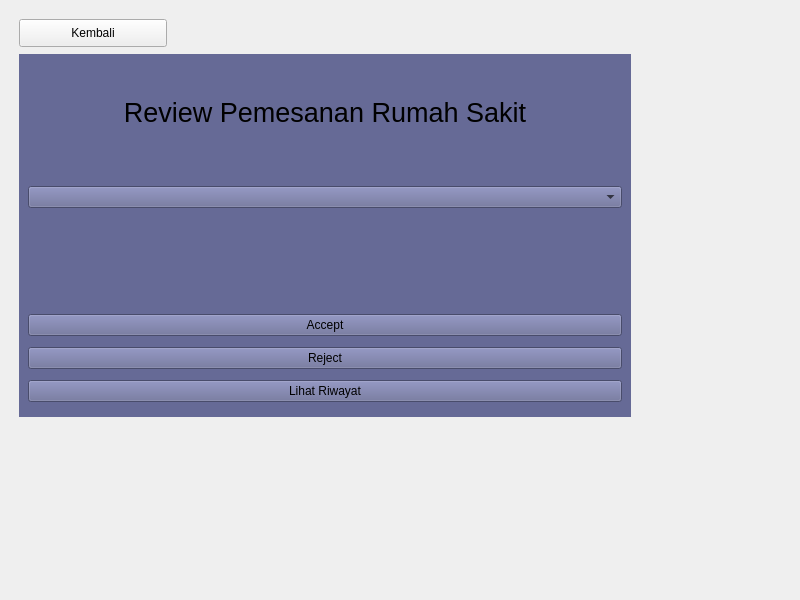
Qt form src/ScreenPesanRumahSakitAdmond.ui (raihanastrada/rpl-sistem-corona) before a commit.
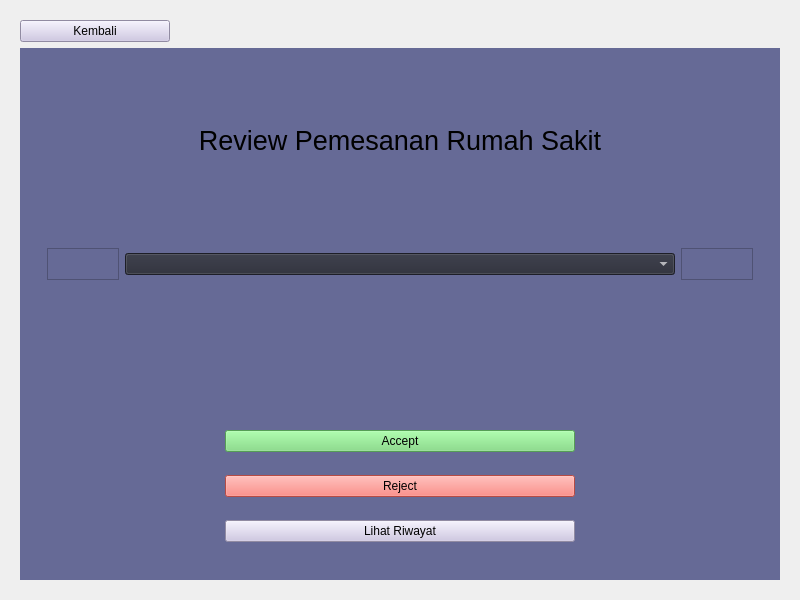
The same form after that commit. The open tabs and pages were chosen to show the change.

What changed in the file:
```diff
--- a/src/ScreenPesanRumahSakitAdmond.ui
+++ b/src/ScreenPesanRumahSakitAdmond.ui
@@ -25,25 +25,37 @@
   <property name="windowTitle">
    <string>Form</string>
   </property>
+  <layout class="QGridLayout" name="gridLayout_5">
+   <item row="0" column="0">
   <widget class="QStackedWidget" name="stackedWidget">
-   <property name="geometry">
-    <rect>
-     <x>19</x>
-     <y>19</y>
-     <width>771</width>
-     <height>561</height>
-    </rect>
+     <property name="minimumSize">
+      <size>
+       <width>750</width>
+       <height>575</height>
+      </size>
+     </property>
+     <property name="currentIndex">
+      <number>0</number>
    </property>
    <widget class="QWidget" name="page_1">
+      <layout class="QGridLayout" name="gridLayout">
+       <property name="leftMargin">
+        <number>0</number>
+       </property>
+       <property name="topMargin">
+        <number>0</number>
+       </property>
+       <property name="rightMargin">
+        <number>0</number>
+       </property>
+       <property name="bottomMargin">
+        <number>0</number>
+       </property>
+       <property name="spacing">
+        <number>0</number>
+       </property>
+       <item row="0" column="0">
     <widget class="QWidget" name="widget" native="true">
-     <property name="geometry">
-      <rect>
-       <x>0</x>
-       <y>10</y>
-       <width>629</width>
-       <height>329</height>
-      </rect>
-     </property>
      <property name="palette">
       <palette>
        <active>
@@ -486,6 +498,9 @@
         <layout class="QVBoxLayout" name="verticalLayout_2">
          <item>
           <widget class="QPushButton" name="btn_review">
+               <property name="styleSheet">
+                <string notr="true">background-color: #ff79c6</string>
+               </property>
            <property name="text">
             <string>Review Pemesanan Rumah Sakit Customer</string>
            </property>
@@ -501,437 +516,464 @@
       </item>
      </layout>
     </widget>
+       </item>
+      </layout>
    </widget>
    <widget class="QWidget" name="page_2">
-    <widget class="QWidget" name="widget_4" native="true">
-     <property name="geometry">
-      <rect>
-       <x>0</x>
-       <y>35</y>
-       <width>612</width>
-       <height>363</height>
-      </rect>
-     </property>
-     <property name="palette">
-      <palette>
-       <active>
-        <colorrole role="WindowText">
-         <brush brushstyle="SolidPattern">
-          <color alpha="255">
-           <red>255</red>
-           <green>255</green>
-           <blue>255</blue>
-          </color>
-         </brush>
-        </colorrole>
-        <colorrole role="Button">
-         <brush brushstyle="SolidPattern">
-          <color alpha="255">
-           <red>102</red>
-           <green>106</green>
-           <blue>150</blue>
-          </color>
-         </brush>
-        </colorrole>
-        <colorrole role="Light">
-         <brush brushstyle="SolidPattern">
-          <color alpha="255">
-           <red>102</red>
-           <green>106</green>
-           <blue>150</blue>
-          </color>
-         </brush>
-        </colorrole>
-        <colorrole role="Midlight">
-         <brush brushstyle="SolidPattern">
-          <color alpha="255">
-           <red>85</red>
-           <green>88</green>
-           <blue>125</blue>
-          </color>
-         </brush>
-        </colorrole>
-        <colorrole role="Dark">
-         <brush brushstyle="SolidPattern">
-          <color alpha="255">
-           <red>34</red>
-           <green>35</green>
-           <blue>50</blue>
-          </color>
-         </brush>
-        </colorrole>
-        <colorrole role="Mid">
-         <brush brushstyle="SolidPattern">
-          <color alpha="255">
-           <red>45</red>
-           <green>47</green>
-           <blue>66</blue>
-          </color>
-         </brush>
-        </colorrole>
-        <colorrole role="Text">
-         <brush brushstyle="SolidPattern">
-          <color alpha="255">
-           <red>255</red>
-           <green>255</green>
-           <blue>255</blue>
-          </color>
-         </brush>
-        </colorrole>
-        <colorrole role="BrightText">
-         <brush brushstyle="SolidPattern">
-          <color alpha="255">
-           <red>255</red>
-           <green>255</green>
-           <blue>255</blue>
-          </color>
-         </brush>
-        </colorrole>
-        <colorrole role="ButtonText">
-         <brush brushstyle="SolidPattern">
-          <color alpha="255">
-           <red>255</red>
-           <green>255</green>
-           <blue>255</blue>
-          </color>
-         </brush>
-        </colorrole>
-        <colorrole role="Base">
-         <brush brushstyle="SolidPattern">
-          <color alpha="255">
-           <red>102</red>
-           <green>106</green>
-           <blue>150</blue>
-          </color>
-         </brush>
-        </colorrole>
-        <colorrole role="Window">
-         <brush brushstyle="SolidPattern">
-          <color alpha="255">
-           <red>102</red>
-           <green>106</green>
-           <blue>150</blue>
-          </color>
-         </brush>
-        </colorrole>
-        <colorrole role="Shadow">
-         <brush brushstyle="SolidPattern">
-          <color alpha="255">
-           <red>0</red>
-           <green>0</green>
-           <blue>0</blue>
-          </color>
-         </brush>
-        </colorrole>
-        <colorrole role="AlternateBase">
-         <brush brushstyle="SolidPattern">
-          <color alpha="255">
-           <red>34</red>
-           <green>35</green>
-           <blue>50</blue>
-          </color>
-         </brush>
-        </colorrole>
-        <colorrole role="ToolTipBase">
-         <brush brushstyle="SolidPattern">
-          <color alpha="255">
-           <red>255</red>
-           <green>255</green>
-           <blue>220</blue>
-          </color>
-         </brush>
-        </colorrole>
-        <colorrole role="ToolTipText">
-         <brush brushstyle="SolidPattern">
-          <color alpha="255">
-           <red>0</red>
-           <green>0</green>
-           <blue>0</blue>
-          </color>
-         </brush>
-        </colorrole>
-       </active>
-       <inactive>
-        <colorrole role="WindowText">
-         <brush brushstyle="SolidPattern">
-          <color alpha="255">
-           <red>255</red>
-           <green>255</green>
-           <blue>255</blue>
-          </color>
-         </brush>
-        </colorrole>
-        <colorrole role="Button">
-         <brush brushstyle="SolidPattern">
-          <color alpha="255">
-           <red>102</red>
-           <green>106</green>
-           <blue>150</blue>
-          </color>
-         </brush>
-        </colorrole>
-        <colorrole role="Light">
-         <brush brushstyle="SolidPattern">
-          <color alpha="255">
-           <red>102</red>
-           <green>106</green>
-           <blue>150</blue>
-          </color>
-         </brush>
-        </colorrole>
-        <colorrole role="Midlight">
-         <brush brushstyle="SolidPattern">
-          <color alpha="255">
-           <red>85</red>
-           <green>88</green>
-           <blue>125</blue>
-          </color>
-         </brush>
-        </colorrole>
-        <colorrole role="Dark">
-         <brush brushstyle="SolidPattern">
-          <color alpha="255">
-           <red>34</red>
-           <green>35</green>
-           <blue>50</blue>
-          </color>
-         </brush>
-        </colorrole>
-        <colorrole role="Mid">
-         <brush brushstyle="SolidPattern">
-          <color alpha="255">
-           <red>45</red>
-           <green>47</green>
-           <blue>66</blue>
-          </color>
-         </brush>
-        </colorrole>
-        <colorrole role="Text">
-         <brush brushstyle="SolidPattern">
-          <color alpha="255">
-           <red>255</red>
-           <green>255</green>
-           <blue>255</blue>
-          </color>
-         </brush>
-        </colorrole>
-        <colorrole role="BrightText">
-         <brush brushstyle="SolidPattern">
-          <color alpha="255">
-           <red>255</red>
-           <green>255</green>
-           <blue>255</blue>
-          </color>
-         </brush>
-        </colorrole>
-        <colorrole role="ButtonText">
-         <brush brushstyle="SolidPattern">
-          <color alpha="255">
-           <red>255</red>
-           <green>255</green>
-           <blue>255</blue>
-          </color>
-         </brush>
-        </colorrole>
-        <colorrole role="Base">
-         <brush brushstyle="SolidPattern">
-          <color alpha="255">
-           <red>102</red>
-           <green>106</green>
-           <blue>150</blue>
-          </color>
-         </brush>
-        </colorrole>
-        <colorrole role="Window">
-         <brush brushstyle="SolidPattern">
-          <color alpha="255">
-           <red>102</red>
-           <green>106</green>
-           <blue>150</blue>
-          </color>
-         </brush>
-        </colorrole>
-        <colorrole role="Shadow">
-         <brush brushstyle="SolidPattern">
-          <color alpha="255">
-           <red>0</red>
-           <green>0</green>
-           <blue>0</blue>
-          </color>
-         </brush>
-        </colorrole>
-        <colorrole role="AlternateBase">
-         <brush brushstyle="SolidPattern">
-          <color alpha="255">
-           <red>34</red>
-           <green>35</green>
-           <blue>50</blue>
-          </color>
-         </brush>
-        </colorrole>
-        <colorrole role="ToolTipBase">
-         <brush brushstyle="SolidPattern">
-          <color alpha="255">
-           <red>255</red>
-           <green>255</green>
-           <blue>220</blue>
-          </color>
-         </brush>
-        </colorrole>
-        <colorrole role="ToolTipText">
-         <brush brushstyle="SolidPattern">
-          <color alpha="255">
-           <red>0</red>
-           <green>0</green>
-           <blue>0</blue>
-          </color>
-         </brush>
-        </colorrole>
-       </inactive>
-       <disabled>
-        <colorrole role="WindowText">
-         <brush brushstyle="SolidPattern">
-          <color alpha="255">
-           <red>34</red>
-           <green>35</green>
-           <blue>50</blue>
-          </color>
-         </brush>
-        </colorrole>
-        <colorrole role="Button">
-         <brush brushstyle="SolidPattern">
-          <color alpha="255">
-           <red>102</red>
-           <green>106</green>
-           <blue>150</blue>
-          </color>
-         </brush>
-        </colorrole>
-        <colorrole role="Light">
-         <brush brushstyle="SolidPattern">
-          <color alpha="255">
-           <red>102</red>
-           <green>106</green>
-           <blue>150</blue>
-          </color>
-         </brush>
-        </colorrole>
-        <colorrole role="Midlight">
-         <brush brushstyle="SolidPattern">
-          <color alpha="255">
-           <red>85</red>
-           <green>88</green>
-           <blue>125</blue>
-          </color>
-         </brush>
-        </colorrole>
-        <colorrole role="Dark">
-         <brush brushstyle="SolidPattern">
-          <color alpha="255">
-           <red>34</red>
-           <green>35</green>
-           <blue>50</blue>
-          </color>
-         </brush>
-        </colorrole>
-        <colorrole role="Mid">
-         <brush brushstyle="SolidPattern">
-          <color alpha="255">
-           <red>45</red>
-           <green>47</green>
-           <blue>66</blue>
-          </color>
-         </brush>
-        </colorrole>
-        <colorrole role="Text">
-         <brush brushstyle="SolidPattern">
-          <color alpha="255">
-           <red>34</red>
-           <green>35</green>
-           <blue>50</blue>
-          </color>
-         </brush>
-        </colorrole>
-        <colorrole role="BrightText">
-         <brush brushstyle="SolidPattern">
-          <color alpha="255">
-           <red>255</red>
-           <green>255</green>
-           <blue>255</blue>
-          </color>
-         </brush>
-        </colorrole>
-        <colorrole role="ButtonText">
-         <brush brushstyle="SolidPattern">
-          <color alpha="255">
-           <red>34</red>
-           <green>35</green>
-           <blue>50</blue>
-          </color>
-         </brush>
-        </colorrole>
-        <colorrole role="Base">
-         <brush brushstyle="SolidPattern">
-          <color alpha="255">
-           <red>102</red>
-           <green>106</green>
-           <blue>150</blue>
-          </color>
-         </brush>
-        </colorrole>
-        <colorrole role="Window">
-         <brush brushstyle="SolidPattern">
-          <color alpha="255">
-           <red>102</red>
-           <green>106</green>
-           <blue>150</blue>
-          </color>
-         </brush>
-        </colorrole>
-        <colorrole role="Shadow">
-         <brush brushstyle="SolidPattern">
-          <color alpha="255">
-           <red>0</red>
-           <green>0</green>
-           <blue>0</blue>
-          </color>
-         </brush>
-        </colorrole>
-        <colorrole role="AlternateBase">
-         <brush brushstyle="SolidPattern">
-          <color alpha="255">
-           <red>68</red>
-           <green>71</green>
-           <blue>100</blue>
-          </color>
-         </brush>
-        </colorrole>
-        <colorrole role="ToolTipBase">
-         <brush brushstyle="SolidPattern">
-          <color alpha="255">
-           <red>255</red>
-           <green>255</green>
-           <blue>220</blue>
-          </color>
-         </brush>
-        </colorrole>
-        <colorrole role="ToolTipText">
-         <brush brushstyle="SolidPattern">
-          <color alpha="255">
-           <red>0</red>
-           <green>0</green>
-           <blue>0</blue>
-          </color>
-         </brush>
-        </colorrole>
-       </disabled>
-      </palette>
-     </property>
-     <property name="styleSheet">
-      <string notr="true">background-color: #666a96;</string>
-     </property>
      <layout class="QVBoxLayout" name="verticalLayout_3">
       <item>
+        <widget class="QPushButton" name="btn_back1">
+         <property name="maximumSize">
+          <size>
+           <width>150</width>
+           <height>16777215</height>
+          </size>
+         </property>
+         <property name="styleSheet">
+          <string notr="true">QPushButton {
+	color: black;
+	background-color: #cbc3e3
+}</string>
+         </property>
+         <property name="text">
+          <string>Kembali</string>
+         </property>
+        </widget>
+       </item>
+       <item>
+        <widget class="QWidget" name="widget_4" native="true">
+         <property name="minimumSize">
+          <size>
+           <width>750</width>
+           <height>0</height>
+          </size>
+         </property>
+         <property name="maximumSize">
+          <size>
+           <width>16777215</width>
+           <height>16777215</height>
+          </size>
+         </property>
+         <property name="palette">
+          <palette>
+           <active>
+            <colorrole role="WindowText">
+             <brush brushstyle="SolidPattern">
+              <color alpha="255">
+               <red>255</red>
+               <green>255</green>
+               <blue>255</blue>
+              </color>
+             </brush>
+            </colorrole>
+            <colorrole role="Button">
+             <brush brushstyle="SolidPattern">
+              <color alpha="255">
+               <red>102</red>
+               <green>106</green>
+               <blue>150</blue>
+              </color>
+             </brush>
+            </colorrole>
+            <colorrole role="Light">
+             <brush brushstyle="SolidPattern">
+              <color alpha="255">
+               <red>102</red>
+               <green>106</green>
+               <blue>150</blue>
+              </color>
+             </brush>
+            </colorrole>
+            <colorrole role="Midlight">
+             <brush brushstyle="SolidPattern">
+              <color alpha="255">
+               <red>85</red>
+               <green>88</green>
+               <blue>125</blue>
+              </color>
+             </brush>
+            </colorrole>
+            <colorrole role="Dark">
+             <brush brushstyle="SolidPattern">
+              <color alpha="255">
+               <red>34</red>
+               <green>35</green>
+               <blue>50</blue>
+              </color>
+             </brush>
+            </colorrole>
+            <colorrole role="Mid">
+             <brush brushstyle="SolidPattern">
+              <color alpha="255">
+               <red>45</red>
+               <green>47</green>
+               <blue>66</blue>
+              </color>
+             </brush>
+            </colorrole>
+            <colorrole role="Text">
+             <brush brushstyle="SolidPattern">
+              <color alpha="255">
+               <red>255</red>
+               <green>255</green>
+               <blue>255</blue>
+              </color>
+             </brush>
+            </colorrole>
+            <colorrole role="BrightText">
+             <brush brushstyle="SolidPattern">
+              <color alpha="255">
+               <red>255</red>
+               <green>255</green>
+               <blue>255</blue>
+              </color>
+             </brush>
+            </colorrole>
+            <colorrole role="ButtonText">
+             <brush brushstyle="SolidPattern">
+              <color alpha="255">
+               <red>255</red>
+               <green>255</green>
+               <blue>255</blue>
+              </color>
+             </brush>
+            </colorrole>
+            <colorrole role="Base">
+             <brush brushstyle="SolidPattern">
+              <color alpha="255">
+               <red>102</red>
+               <green>106</green>
+               <blue>150</blue>
+              </color>
+             </brush>
+            </colorrole>
+            <colorrole role="Window">
+             <brush brushstyle="SolidPattern">
+              <color alpha="255">
+               <red>102</red>
+               <green>106</green>
+               <blue>150</blue>
+              </color>
+             </brush>
+            </colorrole>
+            <colorrole role="Shadow">
+             <brush brushstyle="SolidPattern">
+              <color alpha="255">
+               <red>0</red>
+               <green>0</green>
+               <blue>0</blue>
+              </color>
+             </brush>
+            </colorrole>
+            <colorrole role="AlternateBase">
+             <brush brushstyle="SolidPattern">
+              <color alpha="255">
+               <red>34</red>
+               <green>35</green>
+               <blue>50</blue>
+              </color>
+             </brush>
+            </colorrole>
+            <colorrole role="ToolTipBase">
+             <brush brushstyle="SolidPattern">
+              <color alpha="255">
+               <red>255</red>
+               <green>255</green>
+               <blue>220</blue>
+              </color>
+             </brush>
+            </colorrole>
+            <colorrole role="ToolTipText">
+             <brush brushstyle="SolidPattern">
+              <color alpha="255">
+               <red>0</red>
+               <green>0</green>
+               <blue>0</blue>
+              </color>
+             </brush>
+            </colorrole>
+           </active>
+           <inactive>
+            <colorrole role="WindowText">
+             <brush brushstyle="SolidPattern">
+              <color alpha="255">
+               <red>255</red>
+               <green>255</green>
+               <blue>255</blue>
+              </color>
+             </brush>
+            </colorrole>
+            <colorrole role="Button">
+             <brush brushstyle="SolidPattern">
+              <color alpha="255">
+               <red>102</red>
+               <green>106</green>
+               <blue>150</blue>
+              </color>
+             </brush>
+            </colorrole>
+            <colorrole role="Light">
+             <brush brushstyle="SolidPattern">
+              <color alpha="255">
+               <red>102</red>
+               <green>106</green>
+               <blue>150</blue>
+              </color>
+             </brush>
+            </colorrole>
+            <colorrole role="Midlight">
+             <brush brushstyle="SolidPattern">
+              <color alpha="255">
+               <red>85</red>
+               <green>88</green>
+               <blue>125</blue>
+              </color>
+             </brush>
+            </colorrole>
+            <colorrole role="Dark">
+             <brush brushstyle="SolidPattern">
+              <color alpha="255">
+               <red>34</red>
+               <green>35</green>
+               <blue>50</blue>
+              </color>
+             </brush>
+            </colorrole>
+            <colorrole role="Mid">
+             <brush brushstyle="SolidPattern">
+              <color alpha="255">
+               <red>45</red>
+               <green>47</green>
+               <blue>66</blue>
+              </color>
+             </brush>
+            </colorrole>
+            <colorrole role="Text">
+             <brush brushstyle="SolidPattern">
+              <color alpha="255">
+               <red>255</red>
+               <green>255</green>
+               <blue>255</blue>
+              </color>
+             </brush>
+            </colorrole>
+            <colorrole role="BrightText">
+             <brush brushstyle="SolidPattern">
+              <color alpha="255">
+               <red>255</red>
+               <green>255</green>
+               <blue>255</blue>
+              </color>
+             </brush>
+            </colorrole>
+            <colorrole role="ButtonText">
+             <brush brushstyle="SolidPattern">
+              <color alpha="255">
+               <red>255</red>
+               <green>255</green>
+               <blue>255</blue>
+              </color>
+             </brush>
+            </colorrole>
+            <colorrole role="Base">
+             <brush brushstyle="SolidPattern">
+              <color alpha="255">
+               <red>102</red>
+               <green>106</green>
+               <blue>150</blue>
+              </color>
+             </brush>
+            </colorrole>
+            <colorrole role="Window">
+             <brush brushstyle="SolidPattern">
+              <color alpha="255">
+               <red>102</red>
+               <green>106</green>
+               <blue>150</blue>
+              </color>
+             </brush>
+            </colorrole>
+            <colorrole role="Shadow">
+             <brush brushstyle="SolidPattern">
+              <color alpha="255">
+               <red>0</red>
+               <green>0</green>
+               <blue>0</blue>
+              </color>
+             </brush>
+            </colorrole>
+            <colorrole role="AlternateBase">
+             <brush brushstyle="SolidPattern">
+              <color alpha="255">
+               <red>34</red>
+               <green>35</green>
+               <blue>50</blue>
+              </color>
+             </brush>
+            </colorrole>
+            <colorrole role="ToolTipBase">
+             <brush brushstyle="SolidPattern">
+              <color alpha="255">
+               <red>255</red>
+               <green>255</green>
+               <blue>220</blue>
+              </color>
+             </brush>
+            </colorrole>
+            <colorrole role="ToolTipText">
+             <brush brushstyle="SolidPattern">
+              <color alpha="255">
+               <red>0</red>
+               <green>0</green>
+               <blue>0</blue>
+              </color>
+             </brush>
+            </colorrole>
+           </inactive>
+           <disabled>
+            <colorrole role="WindowText">
+             <brush brushstyle="SolidPattern">
+              <color alpha="255">
+               <red>34</red>
+               <green>35</green>
+               <blue>50</blue>
+              </color>
+             </brush>
+            </colorrole>
+            <colorrole role="Button">
+             <brush brushstyle="SolidPattern">
+              <color alpha="255">
+               <red>102</red>
+               <green>106</green>
+               <blue>150</blue>
+              </color>
+             </brush>
+            </colorrole>
+            <colorrole role="Light">
+             <brush brushstyle="SolidPattern">
+              <color alpha="255">
+               <red>102</red>
+               <green>106</green>
+               <blue>150</blue>
+              </color>
+             </brush>
+            </colorrole>
+            <colorrole role="Midlight">
+             <brush brushstyle="SolidPattern">
+              <color alpha="255">
+               <red>85</red>
+               <green>88</green>
+               <blue>125</blue>
+              </color>
+             </brush>
+            </colorrole>
+            <colorrole role="Dark">
+             <brush brushstyle="SolidPattern">
+              <color alpha="255">
+               <red>34</red>
+               <green>35</green>
+               <blue>50</blue>
+              </color>
+             </brush>
+            </colorrole>
+            <colorrole role="Mid">
+             <brush brushstyle="SolidPattern">
+              <color alpha="255">
+               <red>45</red>
+               <green>47</green>
+               <blue>66</blue>
+              </color>
+             </brush>
+            </colorrole>
+            <colorrole role="Text">
+             <brush brushstyle="SolidPattern">
+              <color alpha="255">
+               <red>34</red>
+               <green>35</green>
+               <blue>50</blue>
+              </color>
+             </brush>
+            </colorrole>
+            <colorrole role="BrightText">
+             <brush brushstyle="SolidPattern">
+              <color alpha="255">
+               <red>255</red>
+               <green>255</green>
+               <blue>255</blue>
+              </color>
+             </brush>
+            </colorrole>
+            <colorrole role="ButtonText">
+             <brush brushstyle="SolidPattern">
+              <color alpha="255">
+               <red>34</red>
+               <green>35</green>
+               <blue>50</blue>
+              </color>
+             </brush>
+            </colorrole>
+            <colorrole role="Base">
+             <brush brushstyle="SolidPattern">
+              <color alpha="255">
+               <red>102</red>
+               <green>106</green>
+               <blue>150</blue>
+              </color>
+             </brush>
+            </colorrole>
+            <colorrole role="Window">
+             <brush brushstyle="SolidPattern">
+              <color alpha="255">
+               <red>102</red>
+               <green>106</green>
+               <blue>150</blue>
+              </color>
+             </brush>
+            </colorrole>
+            <colorrole role="Shadow">
+             <brush brushstyle="SolidPattern">
+              <color alpha="255">
+               <red>0</red>
+               <green>0</green>
+               <blue>0</blue>
+              </color>
+             </brush>
+            </colorrole>
+            <colorrole role="AlternateBase">
+             <brush brushstyle="SolidPattern">
+              <color alpha="255">
+               <red>68</red>
+               <green>71</green>
+               <blue>100</blue>
+              </color>
+             </brush>
+            </colorrole>
+            <colorrole role="ToolTipBase">
+             <brush brushstyle="SolidPattern">
+              <color alpha="255">
+               <red>255</red>
+               <green>255</green>
+               <blue>220</blue>
+              </color>
+             </brush>
+            </colorrole>
+            <colorrole role="ToolTipText">
+             <brush brushstyle="SolidPattern">
+              <color alpha="255">
+               <red>0</red>
+               <green>0</green>
+               <blue>0</blue>
+              </color>
+             </brush>
+            </colorrole>
+           </disabled>
+          </palette>
+         </property>
+         <property name="styleSheet">
+          <string notr="true">background-color: #666a96;</string>
+         </property>
+         <layout class="QGridLayout" name="gridLayout_6">
+          <item row="0" column="0">
        <widget class="QLabel" name="label_1">
         <property name="font">
          <font>
@@ -949,11 +991,60 @@
         </property>
        </widget>
       </item>
-      <item>
+          <item row="1" column="0">
        <widget class="QWidget" name="widget_5" native="true">
         <layout class="QVBoxLayout" name="verticalLayout_4">
          <item>
-          <widget class="QComboBox" name="list_pesan"/>
+              <widget class="QFrame" name="">
+               <property name="maximumSize">
+                <size>
+                 <width>16777215</width>
+                 <height>50</height>
+                </size>
+               </property>
+               <layout class="QHBoxLayout" name="horizontalLayout">
+                <item>
+                 <widget class="QFrame" name="frame_2">
+                  <property name="frameShape">
+                   <enum>QFrame::StyledPanel</enum>
+                  </property>
+                  <property name="frameShadow">
+                   <enum>QFrame::Raised</enum>
+                  </property>
+                 </widget>
+                </item>
+                <item>
+                 <widget class="QComboBox" name="list_pesan">
+                  <property name="minimumSize">
+                   <size>
+                    <width>550</width>
+                    <height>0</height>
+                   </size>
+                  </property>
+                  <property name="maximumSize">
+                   <size>
+                    <width>550</width>
+                    <height>16777215</height>
+                   </size>
+                  </property>
+                  <property name="styleSheet">
+                   <string notr="true">background-color: #282a36;
+color: rgb(255, 255, 255);</string>
+                  </property>
+                 </widget>
+                </item>
+                <item>
+                 <widget class="QFrame" name="frame">
+                  <property name="frameShape">
+                   <enum>QFrame::StyledPanel</enum>
+                  </property>
+                  <property name="frameShadow">
+                   <enum>QFrame::Raised</enum>
+                  </property>
+                 </widget>
+                </item>
+               </layout>
+              </widget>
          </item>
          <item>
           <widget class="QLabel" name="label_2">
@@ -973,11 +1064,20 @@
         </layout>
        </widget>
       </item>
-      <item>
+          <item row="2" column="0">
        <widget class="QWidget" name="widget_6" native="true">
         <layout class="QGridLayout" name="gridLayout_3">
          <item row="0" column="0">
           <widget class="QPushButton" name="btn_acc">
+               <property name="maximumSize">
+                <size>
+                 <width>350</width>
+                 <height>16777215</height>
+                </size>
+               </property>
+               <property name="styleSheet">
+                <string notr="true">background-color: #77dd77</string>
+               </property>
            <property name="text">
             <string>Accept</string>
            </property>
@@ -985,6 +1085,9 @@
          </item>
          <item row="1" column="0">
           <widget class="QPushButton" name="btn_reject">
+               <property name="styleSheet">
+                <string notr="true">background-color: #ff6961</string>
+               </property>
            <property name="text">
             <string>Reject</string>
            </property>
@@ -992,6 +1095,9 @@
          </item>
          <item row="2" column="0">
           <widget class="QPushButton" name="btn_riwayat">
+               <property name="styleSheet">
+                <string notr="true">background-color: #cbc3e3</string>
+               </property>
            <property name="text">
             <string>Lihat Riwayat</string>
            </property>
@@ -1002,35 +1108,32 @@
       </item>
      </layout>
     </widget>
-    <widget class="QPushButton" name="btn_back1">
-     <property name="geometry">
-      <rect>
-       <x>0</x>
-       <y>0</y>
-       <width>148</width>
-       <height>28</height>
-      </rect>
-     </property>
-     <property name="styleSheet">
-      <string notr="true">QPushButton {
-	color: black;
-}</string>
-     </property>
-     <property name="text">
-      <string>Kembali</string>
-     </property>
-    </widget>
+       </item>
+      </layout>
    </widget>
    <widget class="QWidget" name="page_3">
+      <layout class="QGridLayout" name="gridLayout_7">
+       <item row="0" column="0">
+        <widget class="QPushButton" name="btn_back2">
+         <property name="maximumSize">
+          <size>
+           <width>150</width>
+           <height>16777215</height>
+          </size>
+         </property>
+         <property name="styleSheet">
+          <string notr="true">QPushButton {
+	color: black;
+	background-color: #cbc3e3;
+}</string>
+         </property>
+         <property name="text">
+          <string>Kembali</string>
+         </property>
+        </widget>
+       </item>
+       <item row="1" column="0">
     <widget class="QWidget" name="widget_7" native="true">
-     <property name="geometry">
-      <rect>
-       <x>0</x>
-       <y>35</y>
-       <width>612</width>
-       <height>363</height>
-      </rect>
-     </property>
      <property name="palette">
       <palette>
        <active>
@@ -1494,26 +1597,12 @@
       </item>
      </layout>
     </widget>
-    <widget class="QPushButton" name="btn_back2">
-     <property name="geometry">
-      <rect>
-       <x>0</x>
-       <y>0</y>
-       <width>148</width>
-       <height>28</height>
-      </rect>
-     </property>
-     <property name="styleSheet">
-      <string notr="true">QPushButton {
-	color: black;
-}</string>
-     </property>
-     <property name="text">
-      <string>Kembali</string>
-     </property>
-    </widget>
-   </widget>
-  </widget>
+       </item>
+      </layout>
+     </widget>
+    </widget>
+   </item>
+  </layout>
  </widget>
  <resources/>
  <connections/>
```
Lines whose indentation alone changed are shown as unchanged.
